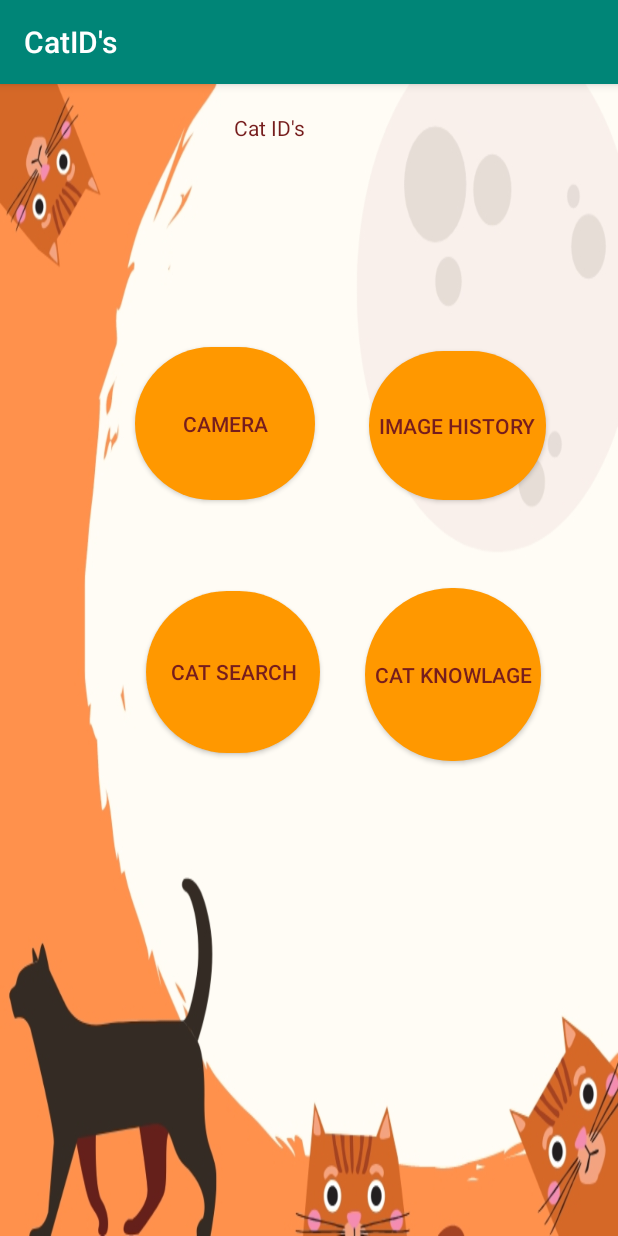
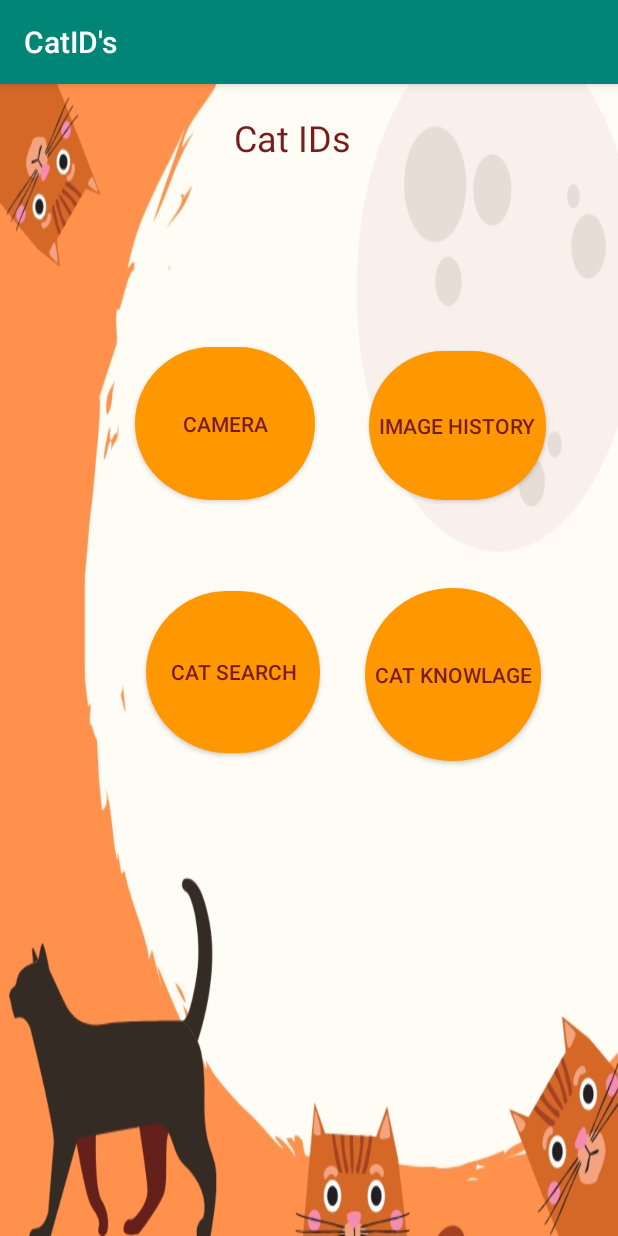
Before and after one commit to ValeriuOlar/CatIDs, an Android app: the screen it shows after launch (MainActivity), on a phone screen of 412 x 824 dp. Run offline under Robolectric (Android 15) with nearby library versions, the phone set to English and light mode, and no system bars; our stand-ins replace AdMob.

Commit message:
Adding App adds Admob

```diff
--- a/app/build.gradle
+++ b/app/build.gradle
@@ -31,6 +31,7 @@ dependencies {
     implementation 'com.android.support:recyclerview-v7:28.0.0'
     implementation 'com.android.support:cardview-v7:28.0.0'
     implementation 'com.android.support.constraint:constraint-layout:1.1.3'
+    implementation 'com.google.firebase:firebase-ads:17.0.0'
     testImplementation 'junit:junit:4.12'
     androidTestImplementation 'com.android.support.test:runner:1.0.2'
     androidTestImplementation 'com.android.support.test.espresso:espresso-core:3.0.2'
--- a/app/src/main/res/layout/activity_main.xml
+++ b/app/src/main/res/layout/activity_main.xml
@@ -1,6 +1,7 @@
 <?xml version="1.0" encoding="utf-8"?>
-<RelativeLayout xmlns:android="http://schemas.android.com/apk/res/android"
-    xmlns:app="http://schemas.android.com/apk/res-auto"
+<RelativeLayout
+    xmlns:android="http://schemas.android.com/apk/res/android"
+    xmlns:ads="http://schemas.android.com/apk/res-auto"
     xmlns:tools="http://schemas.android.com/tools"
     android:id="@+id/YouTubeknow"
     android:layout_width="match_parent"
@@ -28,8 +29,9 @@
         android:layout_alignParentTop="true"
         android:layout_marginStart="156dp"
         android:layout_marginTop="19dp"
-        android:text="Cat ID's"
-        android:textColor="#761d1d" />
+        android:text="Cat IDs"
+        android:textColor="#761d1d"
+        android:textSize="24sp" />
 
     <Button
         android:id="@+id/yknowlage"
@@ -67,4 +69,15 @@
         android:text="Image History"
         android:textColor="#761d1d" />
 
+    <com.google.android.gms.ads.AdView
+        android:id="@+id/adView"
+        android:layout_width="wrap_content"
+        android:layout_height="wrap_content"
+        android:layout_centerHorizontal="true"
+        android:layout_alignParentBottom="true"
+        ads:adSize="BANNER"
+        ads:adUnitId="@string/banner_ad_unit_id">
+    </com.google.android.gms.ads.AdView>
+
+
 </RelativeLayout>
--- a/app/src/main/res/values/strings.xml
+++ b/app/src/main/res/values/strings.xml
@@ -1,3 +1,4 @@
 <resources>
     <string name="app_name">CatID\'s</string>
+    <string name="banner_ad_unit_id">ca-app-pub-3940256099942544/6300978111</string>
 </resources>
```
